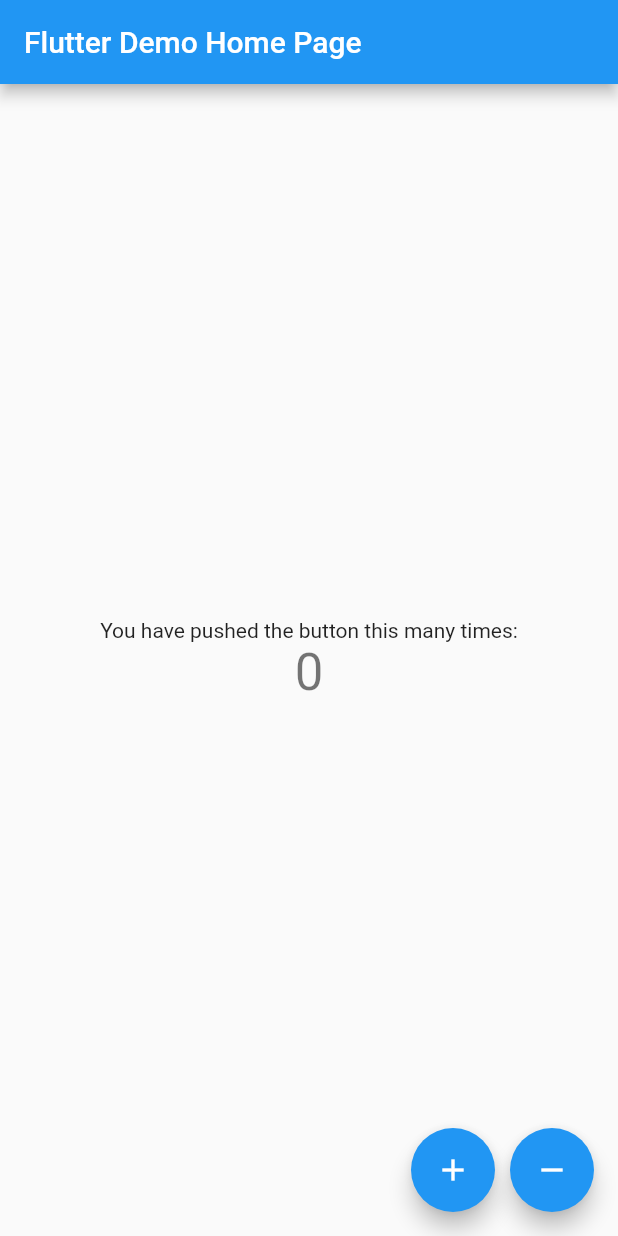
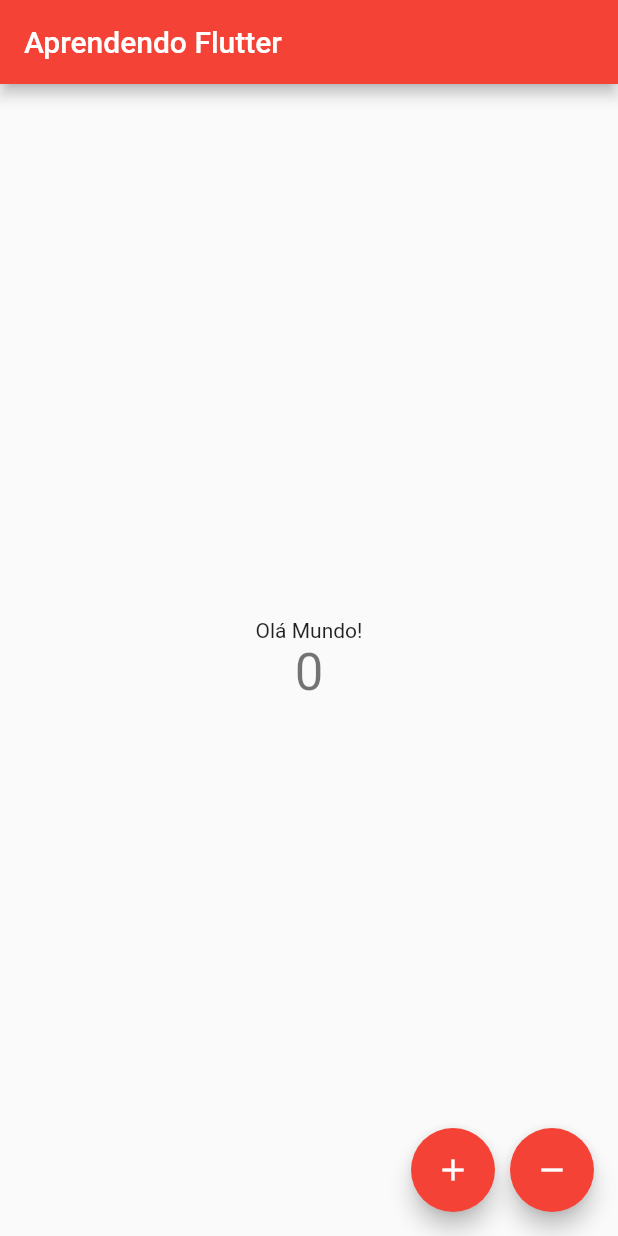
Before and after one commit to JoaoBatistaJr/Aprendendo-Flutter, a Flutter app: the screen it shows after launch, on a phone screen of 412 x 824 dp. Run offline on Flutter 3.47's test engine with Material 2 defaults, Android fonts, the phone set to English and light mode, and no system bars.

Commit message:
ola mundo

```diff
--- a/hello_world/lib/main.dart
+++ b/hello_world/lib/main.dart
@@ -10,9 +10,9 @@ class MyApp extends StatelessWidget {
       title: 'Flutter Demo',
       theme: ThemeData(
 
-        primarySwatch: Colors.blue,
+        primarySwatch: Colors.red,
       ),
-      home: MyHomePage(title: 'Flutter Demo Home Page'),
+      home: MyHomePage(title: 'Aprendendo Flutter'),
     );
   }
 }
@@ -21,8 +21,14 @@ class MyHomePage extends StatefulWidget {
   MyHomePage({Key key, this.title}) : super(key: key);
 
   final String title;
+  @override
 
-  @override
+  Widget build(BuildContext context){
+    return Scaffold(
+      appBar: AppBar(title: Text(this.title),),
+      body: Center(child: Text('Hello World!',)),
+    );
+  }
   _MyHomePageState createState() => _MyHomePageState();
 }
 
@@ -52,7 +58,7 @@ class _MyHomePageState extends State<MyHomePage> {
           mainAxisAlignment: MainAxisAlignment.center,
           children: <Widget>[
             Text(
-              'You have pushed the button this many times:',
+              'Olá Mundo!',
             ),
             Text(
               '$_counter',
```
